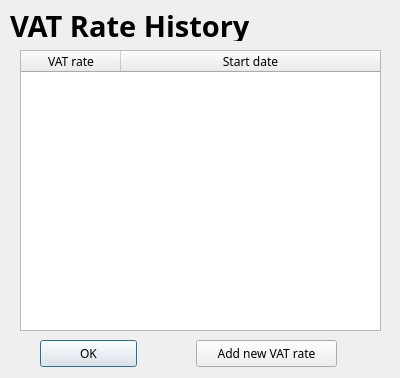
First picture: the form in dialogs/vatrate/VatRateIndex.ui, repository supermaximo93/Computing_Project, before the edit.
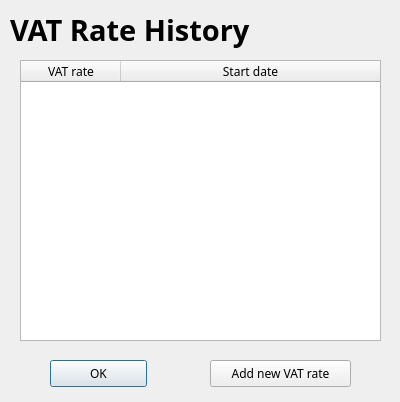
Second picture: the form after the edit.

Patch:
```diff
--- a/dialogs/vatrate/VatRateIndex.ui
+++ b/dialogs/vatrate/VatRateIndex.ui
@@ -7,7 +7,7 @@
     <x>0</x>
     <y>0</y>
     <width>400</width>
-    <height>378</height>
+    <height>402</height>
    </rect>
   </property>
   <property name="font">
@@ -22,7 +22,7 @@
    <property name="geometry">
     <rect>
      <x>20</x>
-     <y>50</y>
+     <y>60</y>
      <width>361</width>
      <height>281</height>
     </rect>
@@ -53,7 +53,7 @@
      <x>10</x>
      <y>10</y>
      <width>381</width>
-     <height>31</height>
+     <height>41</height>
     </rect>
    </property>
    <property name="font">
@@ -66,12 +66,15 @@
    <property name="text">
     <string>VAT Rate History</string>
    </property>
+   <property name="alignment">
+    <set>Qt::AlignLeading|Qt::AlignLeft|Qt::AlignTop</set>
+   </property>
   </widget>
   <widget class="QPushButton" name="pushButton_ok">
    <property name="geometry">
     <rect>
-     <x>40</x>
-     <y>340</y>
+     <x>50</x>
+     <y>360</y>
      <width>97</width>
      <height>27</height>
     </rect>
@@ -83,8 +86,8 @@
   <widget class="QPushButton" name="pushButton_newVatRate">
    <property name="geometry">
     <rect>
-     <x>196</x>
-     <y>340</y>
+     <x>210</x>
+     <y>360</y>
      <width>141</width>
      <height>27</height>
     </rect>
```
